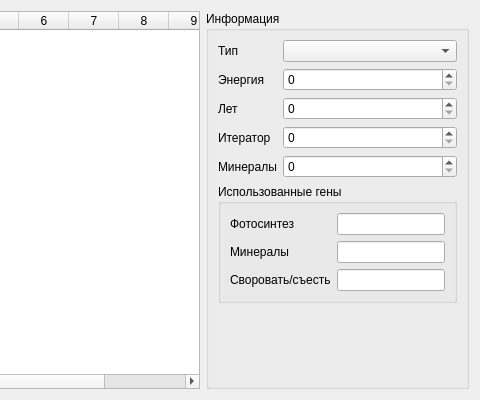
Old version of the form boteditor.ui in the repository TomasGlgg/QGenetic; both pictures show x 243 to 723 and y 0 to 400 of the 723 by 400 pixel window.
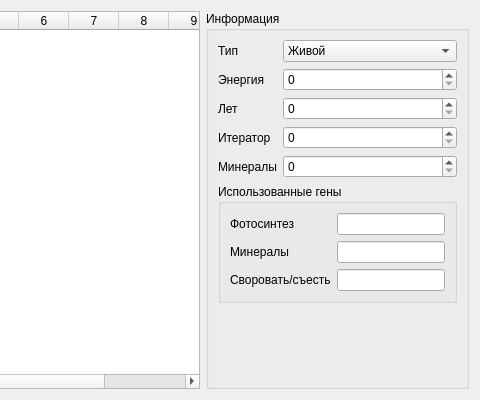
New version of the form.

Commit message: Upgrade boteditor UI 3

Diff of the .ui file:
```diff
--- a/boteditor.ui
+++ b/boteditor.ui
@@ -68,7 +68,7 @@
       <item row="0" column="1">
        <widget class="QComboBox" name="type">
         <property name="currentIndex">
-         <number>-1</number>
+         <number>0</number>
         </property>
         <item>
          <property name="text">
```
Left out of the diff: 2 changed lines with no effect on the pictures. The commit also changes 5 other files.
